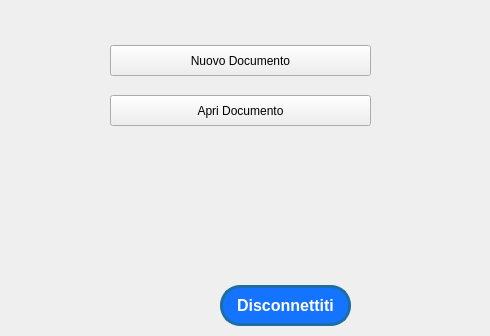
This is ClientModule/startwindow.ui in giovannic96/Real-time-collaborative-text-editor as Qt 5 draws it before an edit; both pictures show x 610 to 1100 and y 305 to 641 of the 1100 by 641 pixel window. The edited form follows.
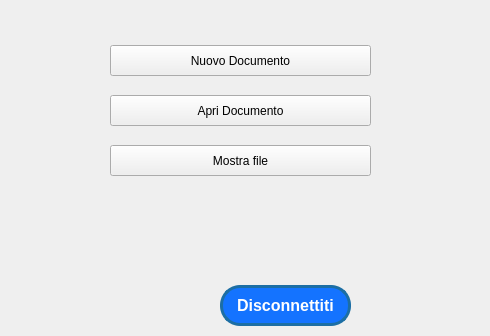
This is the edited form. The open tabs and pages were chosen to show the change. Icons and pictures are not drawn.

Commit message: added file class and other minor fixes

The edit to the form file:
```diff
--- a/ClientModule/startwindow.ui
+++ b/ClientModule/startwindow.ui
@@ -571,6 +571,45 @@
        </size>
       </property>
      </widget>
+     <widget class="QPushButton" name="listFiles">
+      <property name="geometry">
+       <rect>
+        <x>720</x>
+        <y>450</y>
+        <width>261</width>
+        <height>31</height>
+       </rect>
+      </property>
+      <property name="cursor">
+       <cursorShape>PointingHandCursor</cursorShape>
+      </property>
+      <property name="styleSheet">
+       <string notr="true">#openEditor{
+	text-align: left;
+	color: #0000FF;
+	font-size: 20px;
+	background-color:transparent;
+	border: transparent;
+}
+#openEditor:hover{
+	text-decoration: underline;
+}
+</string>
+      </property>
+      <property name="text">
+       <string>Mostra file</string>
+      </property>
+      <property name="icon">
+       <iconset resource="Risorse.qrc">
+        <normaloff>:/image/397435-200.png</normaloff>:/image/397435-200.png</iconset>
+      </property>
+      <property name="iconSize">
+       <size>
+        <width>13</width>
+        <height>13</height>
+       </size>
+      </property>
+     </widget>
     </widget>
    </widget>
    <widget class="QPushButton" name="exitButton">
```
The commit also changes 28 other files.
